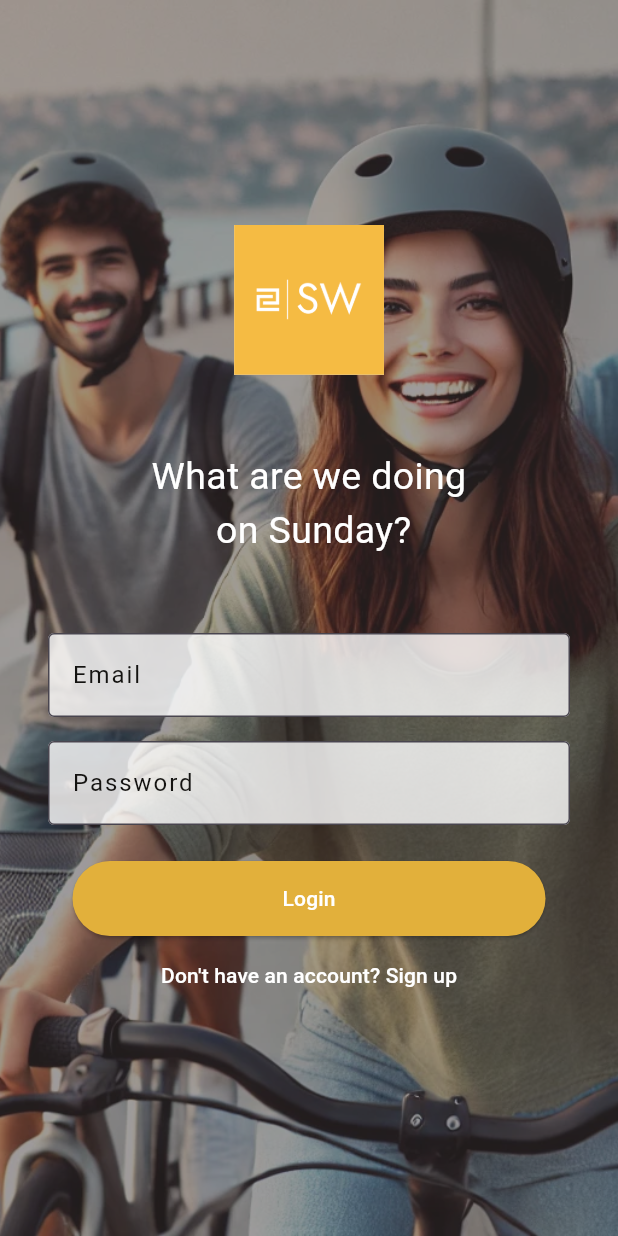
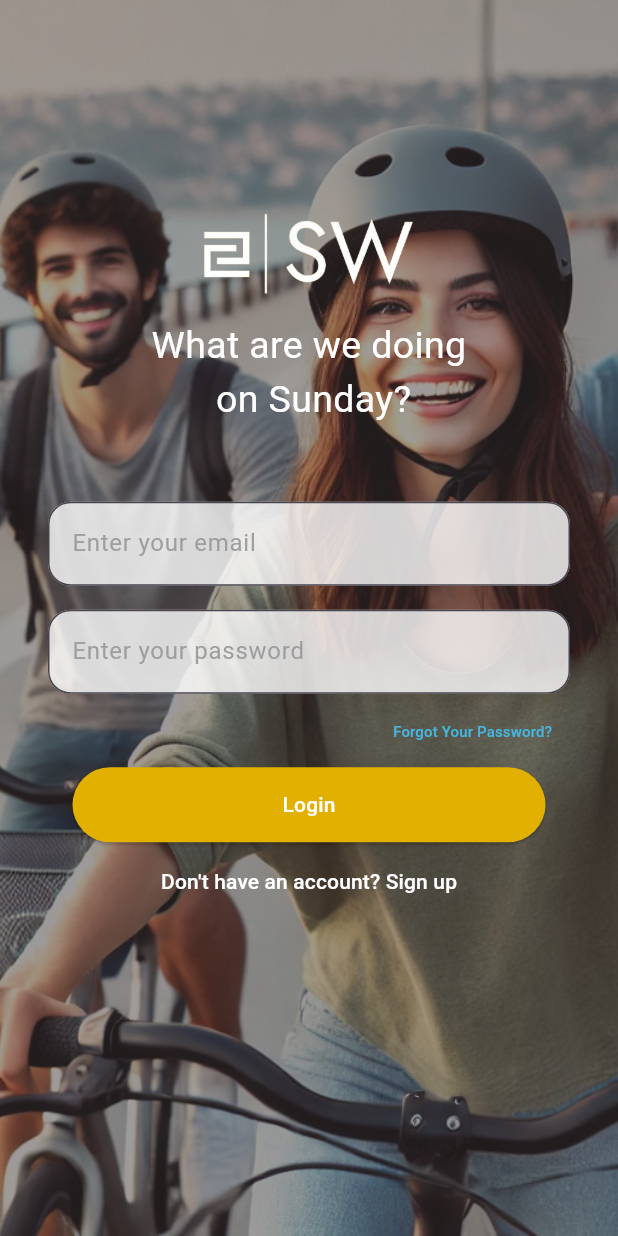
Before and after one commit to VolkanDurmaz/a_flutter_app, a Flutter app: the screen it shows after launch, on a phone screen of 412 x 824 dp. Run offline on Flutter 3.47's test engine with Material 3 defaults, Android fonts, the phone set to English and light mode, and no system bars; our stand-ins replace firebase_auth, firebase_core; accounts and stored records are empty.

Commit message:
Register, Login, Forgot Password
Now users can register via an email,  login to the app home page and reset their passwords if they forget.

```diff
--- /dev/null
+++ b/lib/auth/auth_page.dart
@@ -0,0 +1,30 @@
+import '../signup_page.dart';
+import 'package:flutter/material.dart';
+import '/login_page.dart';
+
+class AuthPage extends StatefulWidget {
+  const AuthPage({super.key});
+
+  @override
+  State<AuthPage> createState() => AuthPageState();
+}
+
+class AuthPageState extends State<AuthPage> {
+  // initially,show the LogIn Page
+  bool showLoginPage = true;
+
+  void toggleScreens() {
+    setState(() {
+      showLoginPage = !showLoginPage;
+    });
+  }
+
+  @override
+  Widget build(BuildContext context) {
+    if (showLoginPage) {
+      return LoginPage(showRegisterPage: toggleScreens);
+    } else {
+      return SignUpPage(showLoginPage: toggleScreens);
+    }
+  }
+}
--- /dev/null
+++ b/lib/auth/main_page.dart
@@ -0,0 +1,23 @@
+import '../home.dart';
+import 'package:flutter/material.dart';
+import 'package:firebase_auth/firebase_auth.dart';
+
+import 'auth_page.dart';
+
+class MainPage extends StatelessWidget {
+  const MainPage({super.key});
+
+  @override
+  Widget build(BuildContext context) {
+    return Scaffold(
+        body: StreamBuilder<User?>(
+            stream: FirebaseAuth.instance.authStateChanges(),
+            builder: (context, snapshot) {
+              if (snapshot.hasData) {
+                return HomePage();
+              } else {
+                return AuthPage();
+              }
+            }));
+  }
+}
--- a/lib/login_page.dart
+++ b/lib/login_page.dart
@@ -1,17 +1,56 @@
+import 'package:firebase_auth/firebase_auth.dart';
 import 'package:flutter/material.dart';
-import 'signup_page.dart'; // Import the Sign Up Page
-import 'home.dart';
+// import 'home.dart';
+import 'forgot_password.dart';
 
 class LoginPage extends StatefulWidget {
-  const LoginPage({super.key, Key? key_});
+  final VoidCallback showRegisterPage;
+  const LoginPage({super.key, required this.showRegisterPage});
   @override
-  _LoginPageState createState() => _LoginPageState();
+  State<LoginPage> createState() => _LoginPageState();
 }
 
 class _LoginPageState extends State<LoginPage> {
   final _formKey = GlobalKey<FormState>();
   final _emailController = TextEditingController();
   final _passwordController = TextEditingController();
+  final FirebaseAuth _auth = FirebaseAuth.instance;
+
+  Future signIn() async {
+    //loading...
+    // showDialog(
+    //   context: context,
+    //   builder: (context) {
+    //     return const Center(
+    //       child: CircularProgressIndicator(
+    //         color: Colors.orangeAccent,
+    //         backgroundColor: Colors.green,
+    //       ),
+    //     );
+    //   },
+    // );
+
+    try {
+      // Sign in with email and password
+      await _auth.signInWithEmailAndPassword(
+        email: _emailController.text.trim(),
+        password: _passwordController.text.trim(),
+      );
+    } on FirebaseAuthException catch (e) {
+      // Handle errors
+      String errorMessage = 'Email or password are incorrect.';
+      if (e.code == 'user-not-found') {
+        errorMessage = 'No user found for that email.';
+      } else if (e.code == 'wrong-password') {
+        errorMessage = 'Wrong password provided.';
+      }
+
+      // Show error message
+      ScaffoldMessenger.of(context).showSnackBar(
+        SnackBar(content: Text(errorMessage)),
+      );
+    }
+  }
 
   @override
   void dispose() {
@@ -20,31 +59,9 @@ class _LoginPageState extends State<LoginPage> {
     super.dispose();
   }
 
-  void _login() {
-    if (_formKey.currentState!.validate()) {
-      // Perform login action
-      String email = _emailController.text;
-      String password = _passwordController.text;
-
-      // Here you can add your authentication logic
-      print('Email: $email');
-      print('Password: $password');
-
-      // Navigate to the next screen or show a success message
-      ScaffoldMessenger.of(context).showSnackBar(
-        SnackBar(content: Text('Login Successful')),
-      );
-    }
-  }
-
   @override
   Widget build(BuildContext context) {
     return Scaffold(
-      //   appBar: AppBar(
-      //     title: Text('Welcome'),
-      //     backgroundColor: Colors.transparent,
-      //     elevation: 0,
-      //   ),
       body: Stack(
         children: [
           // Background Image
@@ -62,6 +79,11 @@ class _LoginPageState extends State<LoginPage> {
           Container(
             color: const Color.fromARGB(255, 63, 55, 55).withOpacity(0.5),
           ),
+          Positioned(
+              top: 70,
+              left: 30,
+              right: 30,
+              child: Image.asset('images/logo.png', height: 200)),
           // Login Form
           Center(
             child: SingleChildScrollView(
@@ -71,35 +93,40 @@ class _LoginPageState extends State<LoginPage> {
                 child: Column(
                   mainAxisAlignment: MainAxisAlignment.center,
                   children: <Widget>[
-                    // Add your logo or other widgets here
-                    Image.asset(
-                      'images/logo.png',
-                      height: 100,
-                    ),
-                    SizedBox(height: 50.0),
+                    // Logo
+                    // Image.asset(
+                    //   'images/logo.png',
+                    //   height: 200,
+                    // ),
+                    // SizedBox(height: 50.0),
                     Text(
                       'What are we doing\n on Sunday?',
                       style: TextStyle(color: Colors.white, fontSize: 25),
                       textAlign: TextAlign.center,
                     ),
                     SizedBox(height: 50.0),
+
+                    // Email TextField
                     TextFormField(
+                      keyboardType: TextInputType.emailAddress,
                       controller: _emailController,
                       decoration: InputDecoration(
-                        labelText: 'Email',
-                        labelStyle: WidgetStateTextStyle.resolveWith(
-                          (Set<WidgetState> states) {
-                            final Color color =
-                                states.contains(WidgetState.error)
-                                    ? Theme.of(context).colorScheme.error
-                                    : const Color.fromARGB(255, 20, 19, 17);
-                            return TextStyle(color: color, letterSpacing: 1.3);
-                          },
+                        hintText: 'Enter your email',
+                        hintStyle:
+                            TextStyle(color: Colors.grey), // Hint text color
+                        border: OutlineInputBorder(
+                          borderRadius: BorderRadius.circular(15.0),
                         ),
-                        border: OutlineInputBorder(),
+                        focusedBorder: OutlineInputBorder(
+                          borderRadius: BorderRadius.circular(15.0),
+                          borderSide: BorderSide(
+                              color: Colors.yellow,
+                              width: 2.0), // Active border color
+                        ),
                         filled: true,
                         fillColor: Colors.white.withOpacity(0.8),
                       ),
+                      style: TextStyle(color: Colors.black), // Text color
                       validator: (value) {
                         if (value == null || value.isEmpty) {
                           return 'Please enter your email';
@@ -108,23 +135,27 @@ class _LoginPageState extends State<LoginPage> {
                       },
                     ),
                     SizedBox(height: 16.0),
+
+                    // Password TextField
                     TextFormField(
                       controller: _passwordController,
                       decoration: InputDecoration(
-                        labelText: 'Password',
-                        labelStyle: WidgetStateTextStyle.resolveWith(
-                          (Set<WidgetState> states) {
-                            final Color color =
-                                states.contains(WidgetState.error)
-                                    ? Theme.of(context).colorScheme.error
-                                    : const Color.fromARGB(255, 20, 19, 17);
-                            return TextStyle(color: color, letterSpacing: 1.3);
-                          },
+                        hintText: 'Enter your password',
+                        hintStyle:
+                            TextStyle(color: Colors.grey), // Hint text color
+                        border: OutlineInputBorder(
+                          borderRadius: BorderRadius.circular(15.0),
                         ),
-                        border: OutlineInputBorder(),
+                        focusedBorder: OutlineInputBorder(
+                          borderRadius: BorderRadius.circular(15.0),
+                          borderSide: BorderSide(
+                              color: Colors.yellow,
+                              width: 2.0), // Active border color
+                        ),
                         filled: true,
                         fillColor: Colors.white.withOpacity(0.8),
                       ),
+                      style: TextStyle(color: Colors.black), // Text color
                       obscureText: true,
                       validator: (value) {
                         if (value == null || value.isEmpty) {
@@ -133,36 +164,57 @@ class _LoginPageState extends State<LoginPage> {
                         return null;
                       },
                     ),
-                    SizedBox(height: 24.0),
-                    ElevatedButton(
-                      //onPressed: _login,
+                    SizedBox(height: 1.0),
+
+                    //Forgot Password
+                    TextButton(
                       onPressed: () {
-                        // Perform login logic here
-                        // For now, just navigate to the home page
-                        Navigator.pushReplacement(
+                        // Navigate to the Forgot Password Page
+                        Navigator.push(
                           context,
-                          MaterialPageRoute(builder: (context) => HomePage()),
+                          MaterialPageRoute(
+                              builder: (context) => ForgotPasswordPage()),
                         );
                       },
+                      child: Align(
+                        alignment: Alignment.centerRight,
+                        child: Text(
+                          'Forgot Your Password?',
+                          // textAlign: TextAlign.left,
+                          style: TextStyle(
+                            fontSize: 10,
+                            color: const Color.fromARGB(255, 69, 183, 225),
+                          ),
+                        ),
+                      ),
+                    ),
+                    // Login Button
+                    ElevatedButton(
+                      onPressed: signIn,
                       style: ElevatedButton.styleFrom(
-                        backgroundColor:
-                            const Color.fromARGB(255, 226, 176, 59),
+                        backgroundColor: const Color.fromARGB(255, 226, 176, 1),
                         padding:
                             EdgeInsets.symmetric(horizontal: 140, vertical: 15),
                       ),
-                      child: Text('Login',
-                          style: TextStyle(
-                              color: const Color.fromARGB(255, 255, 255, 255))),
+                      child: Text(
+                        'Login',
+                        style: TextStyle(
+                          color: const Color.fromARGB(255, 255, 255, 255),
+                        ),
+                      ),
                     ),
                     SizedBox(height: 2.0),
+
+                    // Sign Up Button
                     TextButton(
-                      onPressed: () {
-                        // Navigate to the Sign Up Page
-                        Navigator.push(
-                          context,
-                          MaterialPageRoute(builder: (context) => SignUpPage()),
-                        );
-                      },
+                      onPressed: widget.showRegisterPage,
+                      // onPressed: () {
+                      //   // Navigate to the Sign Up Page
+                      //   Navigator.push(
+                      //     context,
+                      //     MaterialPageRoute(builder: (context) => SignUpPage()),
+                      //   );
+                      // },
                       child: Text(
                         'Don\'t have an account? Sign up',
                         style: TextStyle(
--- a/lib/main.dart
+++ b/lib/main.dart
@@ -1,19 +1,29 @@
+import 'package:app/auth/main_page.dart';
+// import 'package:app/login_page.dart';
 import 'package:flutter/material.dart';
-import 'login_page.dart'; // Import the Login Page
+import 'package:firebase_core/firebase_core.dart';
 
-void main() {
+void main() async {
+  WidgetsFlutterBinding.ensureInitialized();
+  try {
+    await Firebase.initializeApp();
+  } catch (e) {
+    print('Error initializing Firebase: $e');
+  }
   runApp(MyApp());
 }
 
 class MyApp extends StatelessWidget {
+  const MyApp({super.key});
   @override
   Widget build(BuildContext context) {
     return MaterialApp(
+      debugShowCheckedModeBanner: false,
       title: 'Flutter Login & Sign Up',
       theme: ThemeData(
         primarySwatch: Colors.blue,
       ),
-      home: LoginPage(), // Set the LoginPage as the home screen
+      home: MainPage(), // Set the LoginPage as the home screen
     );
   }
 }
--- a/pubspec.yaml
+++ b/pubspec.yaml
@@ -34,6 +34,8 @@ dependencies:
   # The following adds the Cupertino Icons font to your application.
   # Use with the CupertinoIcons class for iOS style icons.
   cupertino_icons: ^1.0.8
+  firebase_auth: ^5.4.1
+  firebase_core: ^3.10.1
 
 dev_dependencies:
   flutter_test:
```
Also changed, not shown: lib/forgot_password.dart (added, +140 -0 lines), lib/home.dart (+10 -22 lines), lib/signup_page.dart (+122 -85 lines), images/logo.png, pubspec.lock, 323 other files.
